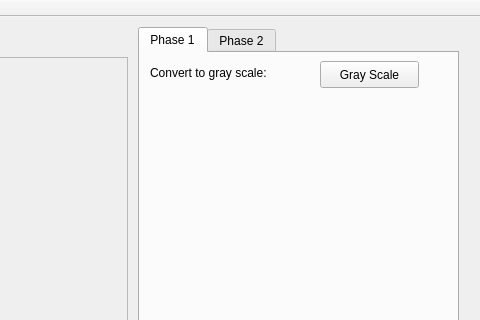
Before: the Qt Designer form mainwindow.ui in sina-cb/ColonD_ImageProcessor, drawn with Qt 5; both pictures show x 692 to 1172 and y 0 to 320 of the 1172 by 614 pixel window.
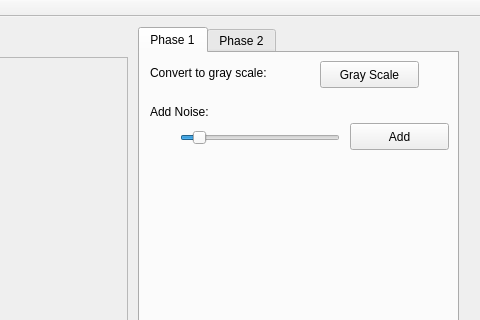
After: the same form once the commit is applied.

```diff
--- a/mainwindow.ui
+++ b/mainwindow.ui
@@ -131,6 +131,54 @@
        <string>Gray Scale</string>
       </property>
      </widget>
+     <widget class="QLabel" name="label_2">
+      <property name="geometry">
+       <rect>
+        <x>10</x>
+        <y>50</y>
+        <width>131</width>
+        <height>17</height>
+       </rect>
+      </property>
+      <property name="text">
+       <string>Add Noise:</string>
+      </property>
+     </widget>
+     <widget class="QSlider" name="noisePercentSlider">
+      <property name="geometry">
+       <rect>
+        <x>40</x>
+        <y>70</y>
+        <width>160</width>
+        <height>29</height>
+       </rect>
+      </property>
+      <property name="maximum">
+       <number>60</number>
+      </property>
+      <property name="singleStep">
+       <number>2</number>
+      </property>
+      <property name="value">
+       <number>5</number>
+      </property>
+      <property name="orientation">
+       <enum>Qt::Horizontal</enum>
+      </property>
+     </widget>
+     <widget class="QPushButton" name="addNoiseBtn">
+      <property name="geometry">
+       <rect>
+        <x>210</x>
+        <y>70</y>
+        <width>99</width>
+        <height>27</height>
+       </rect>
+      </property>
+      <property name="text">
+       <string>Add</string>
+      </property>
+     </widget>
     </widget>
     <widget class="QWidget" name="tab_2">
      <attribute name="title">
```
